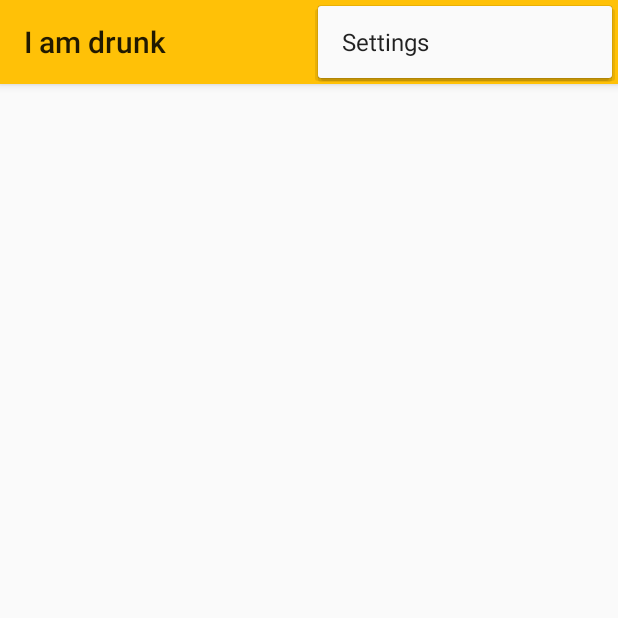
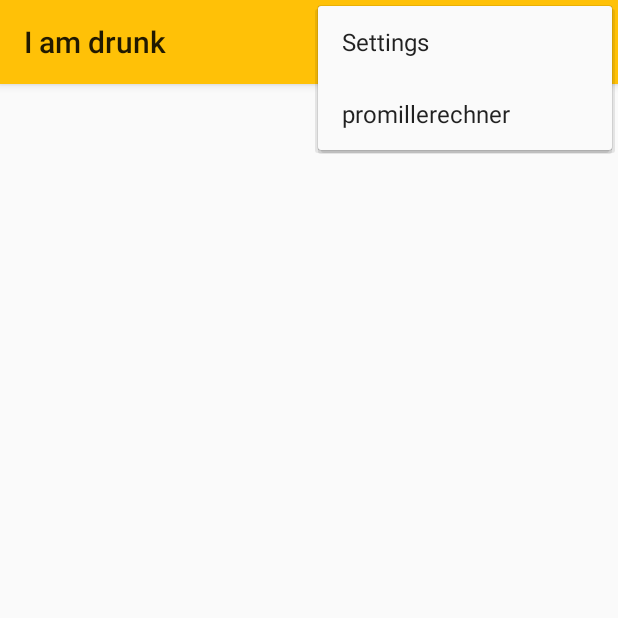
Before and after one commit to ToolboxBodensee/I-am-drunk, an Android app: the screen it shows after launch (MainActivity), with the options menu open, on a phone screen of 412 x 824 dp, the top half of it. Run offline under Robolectric (Android 15) with nearby library versions, the phone set to English and light mode, and no system bars.

Commit message:
Promillerechner_link completed

```diff
--- a/Iamdrunk/app/src/main/res/menu/menu_main.xml
+++ b/Iamdrunk/app/src/main/res/menu/menu_main.xml
@@ -3,4 +3,6 @@
     xmlns:tools="http://schemas.android.com/tools" tools:context=".MainActivity">
     <item android:id="@+id/action_settings" android:title="@string/action_settings"
         android:orderInCategory="100" app:showAsAction="never" />
+    <item android:id="@+id/action_promille" android:title="promillerechner"
+        android:orderInCategory="100" app:showAsAction="never" />
 </menu>
```
